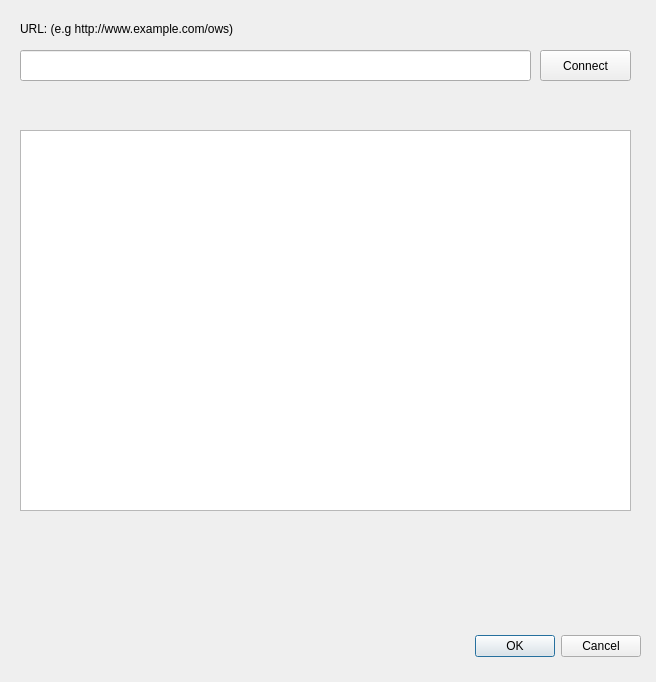
Old version of the form wcs_viewer_dialog_base.ui in the repository raphaelrpl/wcsviewer.
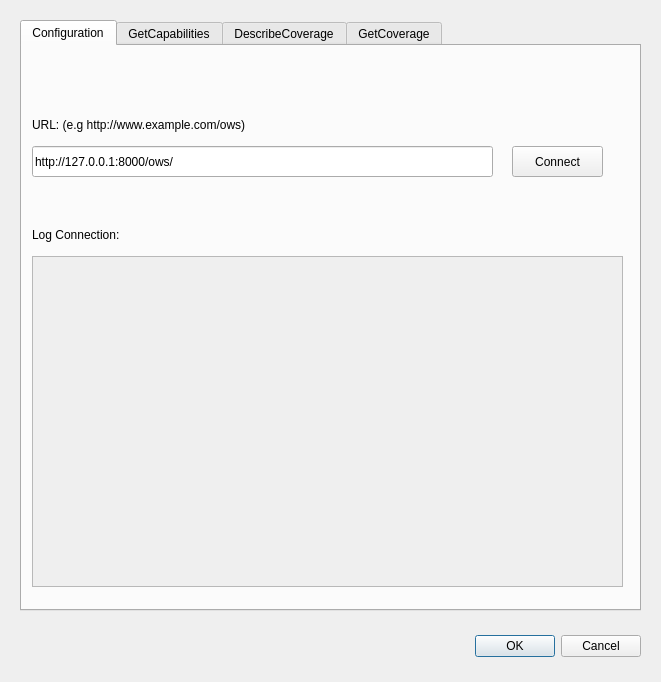
New version of the form. The open tabs and pages were chosen to show the change.

The edit to the form file:
```diff
--- a/wcs_viewer_dialog_base.ui
+++ b/wcs_viewer_dialog_base.ui
@@ -6,7 +6,7 @@
    <rect>
     <x>0</x>
     <y>0</y>
-    <width>656</width>
+    <width>661</width>
     <height>682</height>
    </rect>
   </property>
@@ -29,21 +29,27 @@
     <set>QDialogButtonBox::Cancel|QDialogButtonBox::Ok</set>
    </property>
   </widget>
-  <widget class="QLineEdit" name="lineEdit">
+  <widget class="QTabWidget" name="tabWidget">
    <property name="geometry">
     <rect>
      <x>20</x>
-     <y>50</y>
-     <width>511</width>
-     <height>31</height>
+     <y>20</y>
+     <width>621</width>
+     <height>591</height>
     </rect>
    </property>
-  </widget>
+   <property name="currentIndex">
+    <number>3</number>
+   </property>
+   <widget class="QWidget" name="tab">
+    <attribute name="title">
+     <string>Configuration</string>
+    </attribute>
   <widget class="QLabel" name="label">
    <property name="geometry">
     <rect>
-     <x>20</x>
-     <y>20</y>
+       <x>10</x>
+       <y>70</y>
      <width>271</width>
      <height>17</height>
     </rect>
@@ -55,8 +61,8 @@
   <widget class="QPushButton" name="sendRequestBtn">
    <property name="geometry">
     <rect>
-     <x>540</x>
-     <y>50</y>
+       <x>490</x>
+       <y>100</y>
      <width>91</width>
      <height>31</height>
     </rect>
@@ -65,15 +71,81 @@
     <string>Connect</string>
    </property>
   </widget>
+    <widget class="QLineEdit" name="lineEdit">
+     <property name="geometry">
+      <rect>
+       <x>10</x>
+       <y>100</y>
+       <width>461</width>
+       <height>31</height>
+      </rect>
+     </property>
+     <property name="text">
+      <string>http://127.0.0.1:8000/ows/</string>
+     </property>
+    </widget>
   <widget class="QTextEdit" name="textOutput">
+     <property name="enabled">
+      <bool>false</bool>
+     </property>
+     <property name="geometry">
+      <rect>
+       <x>10</x>
+       <y>210</y>
+       <width>591</width>
+       <height>331</height>
+      </rect>
+     </property>
+    </widget>
+    <widget class="QLabel" name="label_2">
+     <property name="geometry">
+      <rect>
+       <x>10</x>
+       <y>180</y>
+       <width>121</width>
+       <height>17</height>
+      </rect>
+     </property>
+     <property name="text">
+      <string>Log Connection:</string>
+     </property>
+    </widget>
+   </widget>
+   <widget class="QWidget" name="tab_2">
+    <attribute name="title">
+     <string>GetCapabilities</string>
+    </attribute>
+    <widget class="QTextEdit" name="capabilitiesOutput">
    <property name="geometry">
     <rect>
      <x>20</x>
-     <y>130</y>
-     <width>611</width>
-     <height>381</height>
-    </rect>
-   </property>
+       <y>20</y>
+       <width>581</width>
+       <height>521</height>
+      </rect>
+     </property>
+    </widget>
+   </widget>
+   <widget class="QWidget" name="tab_3">
+    <attribute name="title">
+     <string>DescribeCoverage</string>
+    </attribute>
+   </widget>
+   <widget class="QWidget" name="tab_4">
+    <attribute name="title">
+     <string>GetCoverage</string>
+    </attribute>
+    <widget class="QListWidget" name="coveragesList">
+     <property name="geometry">
+      <rect>
+       <x>10</x>
+       <y>20</y>
+       <width>597</width>
+       <height>181</height>
+      </rect>
+     </property>
+    </widget>
+   </widget>
   </widget>
  </widget>
  <resources/>
```
Lines whose indentation alone changed are shown as unchanged.
